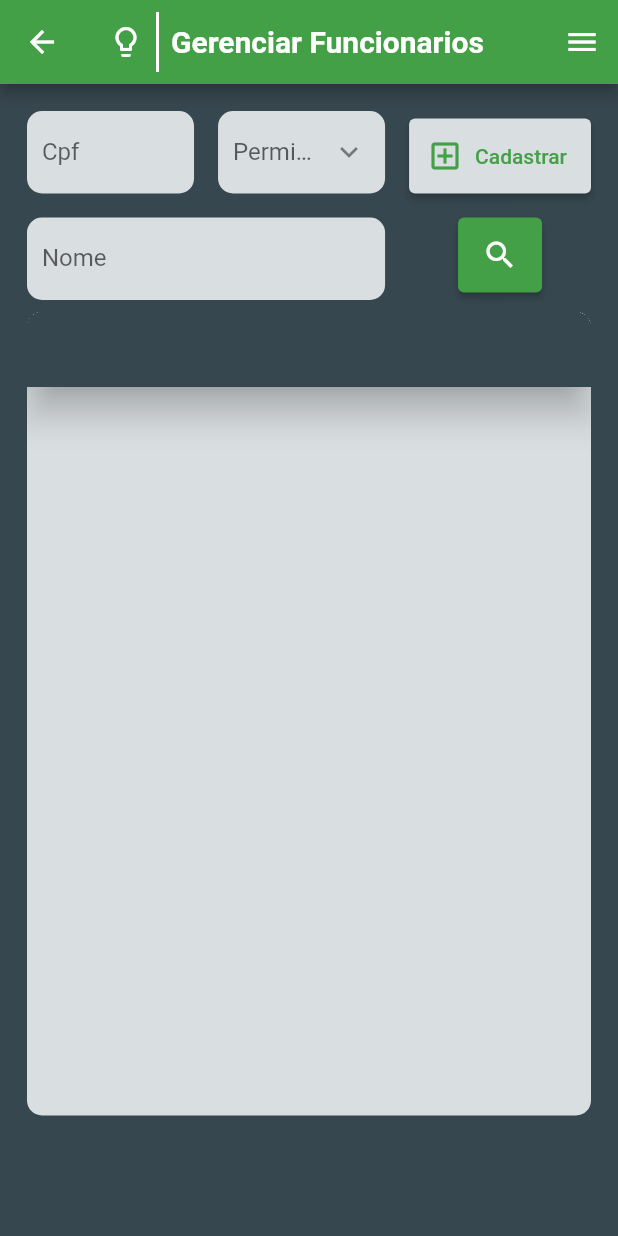
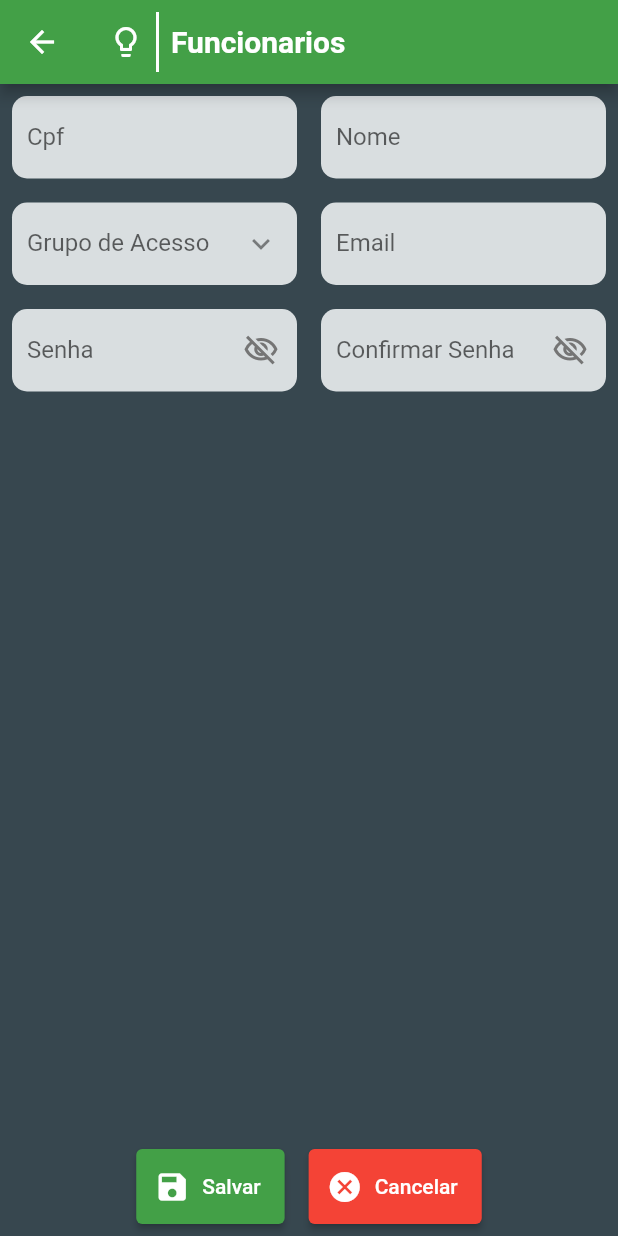
Before and after one commit to MatheusYudi/almoxarifado-app, a Flutter app: the Funcionarios screen opened by its route, after a tap on "Cadastrar", on a phone screen of 412 x 824 dp. Run offline on Flutter 3.47's test engine with Material 2 defaults, Android fonts, the phone set to English and light mode, and no system bars; our stand-ins replace mask_text_input_formatter; network calls fail.

Commit message:
adicionada tela funcionariosForm

```diff
--- a/lib/util/routes.dart
+++ b/lib/util/routes.dart
@@ -1,5 +1,6 @@
 import 'package:flutter/cupertino.dart';
 
+import '../view/funcionarioForm.dart';
 import '../view/funcionarios.dart';
 import '../view/grupos.dart';
 import '../view/home_page.dart';
@@ -19,6 +20,7 @@ class Routes{
   static const String fornecedores = '/fornecedores';
   static const String materiais = '/materiais';
   static const String funcionarios = '/funcionarios';
+  static const String funcionarioForm = '/funcionarioForm';
   static const String inventarios = '/inventarios';
   static const String inventarioForm = '/inventarioForm';
   static const String requisicoes = '/requisicoes';
@@ -34,6 +36,7 @@ class Routes{
       fornecedores: (context)=> const Fornecedores(),
       materiais: (context)=> const Materiais(),
       funcionarios: (context)=> const Funcionarios(),
+      funcionarioForm: (context)=> const FuncionarioForm(),
       inventarios: (context)=> const Inventarios(),
       inventarioForm: (context)=> const InventarioForm(),
       requisicoes: (context)=> const Requisicoes(),
--- /dev/null
+++ b/lib/view/funcionarioForm.dart
@@ -0,0 +1,151 @@
+import 'package:flutter/material.dart';
+import 'package:mask_text_input_formatter/mask_text_input_formatter.dart';
+
+import '../widgets/default_app_bar.dart';
+import '../widgets/default_dropdown.dart';
+import '../widgets/default_text_form_field.dart';
+
+class FuncionarioForm extends StatefulWidget {
+  const FuncionarioForm({ Key? key }) : super(key: key);
+
+  @override
+  State<FuncionarioForm> createState() => _FuncionarioFormState();
+}
+
+class _FuncionarioFormState extends State<FuncionarioForm> {
+
+  TextEditingController cpf = TextEditingController();
+  TextEditingController nome = TextEditingController();
+  TextEditingController email = TextEditingController();
+  TextEditingController senha = TextEditingController();
+  TextEditingController confirmarSenha = TextEditingController();
+  TextEditingController grupoAcesso = TextEditingController();
+  bool visibilidadeConfirmarSenha = false;
+  bool visibilidadeSenha = false;
+
+  @override
+  Widget build(BuildContext context) {
+    return Scaffold(
+      appBar: const DefaultAppBar(pageName: 'Funcionarios'),
+      body: SafeArea(
+        child: SingleChildScrollView(
+          child: SizedBox(
+            height: MediaQuery.of(context).size.height - kToolbarHeight,
+            child: Column(
+              children: [
+                Row(
+                  children: [
+                    Flexible(
+                      child: DefaultTextFormField(
+                        controller: cpf,
+                        labelText: 'Cpf',
+                        inputFormatters: [MaskTextInputFormatter(mask: "###.###.###-##")],
+                      ),
+                    ),
+                    Flexible(
+                      child: DefaultTextFormField(
+                        controller: nome,
+                        labelText: 'Nome',
+                      ),
+                    ),
+                  ],
+                ),
+                Row(
+                  children: [
+                    Flexible(
+                      child: DefaultDropDown(
+                        controller: grupoAcesso,
+                        labelText: 'Grupo de Acesso',
+                        itens: [],
+                      ),
+                    ),
+                    Flexible(
+                      child: DefaultTextFormField(
+                        controller: email,
+                        labelText: 'Email',
+                        keyboardType: TextInputType.number,
+                      ),
+                    ),
+                  ],
+                ),
+                Row(
+                  children: [
+                    Flexible(
+                      child: DefaultTextFormField(
+                        controller: senha,
+                        labelText: 'Senha',
+                        keyboardType: TextInputType.number,
+                        obscureText: !visibilidadeSenha,
+                        suffixIcon: InkWell(
+                          onTap: () => setState(
+                            () => visibilidadeSenha = !visibilidadeSenha,
+                          ),
+                          child: Icon(
+                            visibilidadeSenha
+                              ? Icons.visibility_outlined
+                              : Icons.visibility_off_outlined,
+                            color: const Color(0xFF757575),
+                          ),
+                        ),
+                      ),
+                    ),
+                    Flexible(
+                      child: DefaultTextFormField(
+                        controller: confirmarSenha,
+                        labelText: 'Confirmar Senha',
+                        keyboardType: TextInputType.number,
+                        obscureText: !visibilidadeConfirmarSenha,
+                        suffixIcon: InkWell(
+                          onTap: () => setState(
+                            () => visibilidadeConfirmarSenha = !visibilidadeConfirmarSenha,
+                          ),
+                          child: Icon(
+                            visibilidadeConfirmarSenha
+                              ? Icons.visibility_outlined
+                              : Icons.visibility_off_outlined,
+                            color: const Color(0xFF757575),
+                          ),
+                        ),
+                      ),
+                    ),
+                  ],
+                )
+              ],
+            ),
+          ),
+        ),
+      ),
+      bottomNavigationBar: Row(
+        mainAxisAlignment: MainAxisAlignment.center,
+        children: [
+          Container(
+            padding: const EdgeInsets.all(8),
+            child: ElevatedButton.icon(
+              icon: const Icon(Icons.save),
+              label: const Text('Salvar'),
+              onPressed: () {},
+              style: ButtonStyle(
+                maximumSize: MaterialStateProperty.all(const Size(130, 50)),
+                minimumSize: MaterialStateProperty.all(const Size(0, 50)),
+                backgroundColor: MaterialStateProperty.all(const Color(0xFF43a047)),
+              ),
+            ),
+          ),
+          Container(
+            padding: const EdgeInsets.all(8),
+            child: ElevatedButton.icon(
+              icon: const Icon(Icons.cancel),
+              label: const Text('Cancelar'),
+              onPressed: () => Navigator.pop(context),
+              style: ButtonStyle(
+                maximumSize: MaterialStateProperty.all(const Size(130, 50)),
+                minimumSize: MaterialStateProperty.all(const Size(0, 50)),
+                backgroundColor: MaterialStateProperty.all(Colors.red),
+              ),
+            ),
+          ),
+        ],
+      ),
+    );
+  }
+}
--- a/lib/view/funcionarios.dart
+++ b/lib/view/funcionarios.dart
@@ -1,6 +1,7 @@
 import 'package:almoxarifado/widgets/default_user_drawer.dart';
 import 'package:flutter/material.dart';
 
+import '../util/routes.dart';
 import '../widgets/data_grid.dart';
 import '../widgets/default_app_bar.dart';
 import '../widgets/default_dropdown.dart';
@@ -81,7 +82,7 @@ class _FuncionariosState extends State<Funcionarios> {
                               'Cadastrar',
                               style: TextStyle(color: Color(0xFF43a047)),
                             ),
-                            onPressed: () {},
+                            onPressed: () => Navigator.pushNamed(context, Routes.funcionarioForm),
                             style: ButtonStyle(
                               maximumSize: MaterialStateProperty.all(const Size(130, 50)),
                               minimumSize: MaterialStateProperty.all(const Size(0, 50)),
--- a/lib/widgets/default_text_form_field.dart
+++ b/lib/widgets/default_text_form_field.dart
@@ -14,6 +14,7 @@ class DefaultTextFormField extends StatefulWidget {
   final List<TextInputFormatter> inputFormatters;
   final String? Function(String?)? validator;
   final bool enabled;
+  final bool obscureText;
 
   const DefaultTextFormField({
     required this.controller,
@@ -27,6 +28,7 @@ class DefaultTextFormField extends StatefulWidget {
     this.inputFormatters = const [],
     this.validator,
     this.enabled = true,
+    this.obscureText = false,
     Key? key
   }) : super(key: key);
 
@@ -53,6 +55,7 @@ class _DefaultTextFormFieldState extends State<DefaultTextFormField> {
           inputFormatters: widget.inputFormatters,
           validator: widget.validator,
           enabled: widget.enabled,
+          obscureText: widget.obscureText,
           decoration: InputDecoration(
             labelText: widget.labelText,
             contentPadding: const EdgeInsets.all(10),
```
